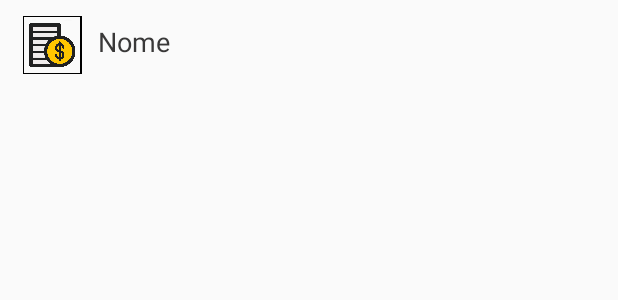
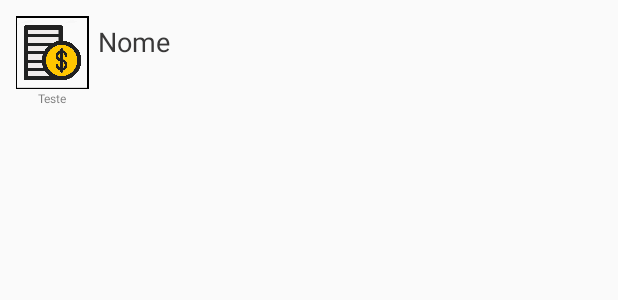
Before and after one commit to EdmilsonMedeiros/Projeto_Alzy_Cash, an Android app: the layout list_categorias_adapter.xml on its own in the app's theme, with its tools: preview values and no code run, on a phone screen of 412 x 824 dp. Shown: the top 300 px of the screen. Run offline under Robolectric (Android 15) with nearby library versions, the phone set to English and light mode, and no system bars.

Commit message:
Concluida função de retorno de imagens das categorias.

```diff
--- a/Alzy/app/src/main/java/com/ed/medeiros/alzy/pacoteauxiliar/Categorias.java
+++ b/Alzy/app/src/main/java/com/ed/medeiros/alzy/pacoteauxiliar/Categorias.java
@@ -3,10 +3,11 @@ package com.ed.medeiros.alzy.pacoteauxiliar;
 public class Categorias {
     String nome, imagem, tipo, key;
 
-    public Categorias(String nome /*,String imagem, String tipo, String key*/) {
+    public Categorias(String nome ,String imagem /*String tipo, String key*/) {
         this.nome = nome;
+        this.imagem = imagem;
+
         /*
-        this.imagem = imagem;
         this.tipo = tipo;
         this.key = key;
 
--- a/Alzy/app/src/main/res/layout/list_categorias_adapter.xml
+++ b/Alzy/app/src/main/res/layout/list_categorias_adapter.xml
@@ -4,7 +4,7 @@
     xmlns:tools="http://schemas.android.com/tools"
     android:id="@+id/list_item"
     android:layout_width="match_parent"
-    android:layout_height="60dp"
+    android:layout_height="wrap_content"
     android:orientation="vertical">
 
     <LinearLayout
@@ -23,6 +23,15 @@
                 android:layout_height="50dp"
                 android:layout_weight="1"
                 tools:srcCompat="@mipmap/ic_contas" />
+
+            <TextView
+                android:id="@+id/textViewIcone"
+                android:layout_width="match_parent"
+                android:layout_height="wrap_content"
+                android:layout_weight="1"
+                android:text="Teste"
+                android:textAlignment="center"
+                android:textSize="8sp" />
         </LinearLayout>
 
         <TextView
```
Also changed, not shown: Alzy/app/src/main/java/com/ed/medeiros/alzy/activity/CategoriasActivity.java (+5 -3 lines), Alzy/app/src/main/java/com/ed/medeiros/alzy/pacoteauxiliar/AdapterCategorias.java (+74 -0 lines).
